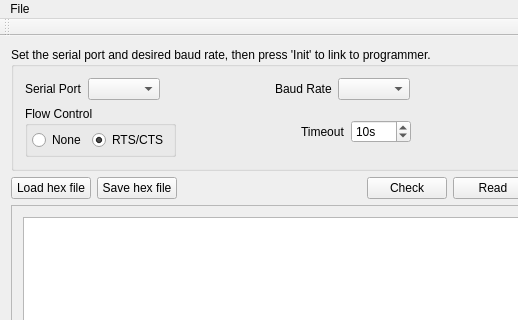
Before: the Qt Designer form guiMainWindow.ui in Keith969/eprom_prg, drawn with Qt 5; both pictures show x 0 to 518 and y 0 to 320 of the 716 by 557 pixel window.
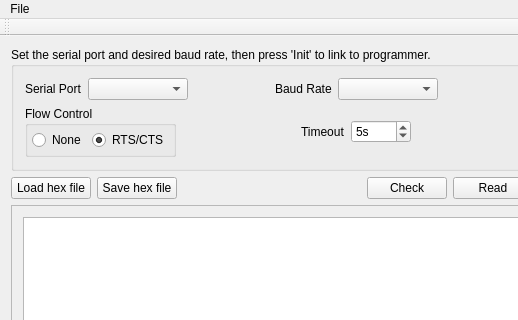
After: the same form once the commit is applied.

```diff
--- a/guiMainWindow.ui
+++ b/guiMainWindow.ui
@@ -34,6 +34,12 @@
            </item>
            <item>
             <widget class="QComboBox" name="serialPort">
+             <property name="minimumSize">
+              <size>
+               <width>100</width>
+               <height>0</height>
+              </size>
+             </property>
              <property name="toolTip">
               <string>The serial port to use.</string>
              </property>
@@ -61,6 +67,12 @@
            </item>
            <item>
             <widget class="QComboBox" name="baudRate">
+             <property name="minimumSize">
+              <size>
+               <width>100</width>
+               <height>0</height>
+              </size>
+             </property>
              <property name="toolTip">
               <string>The desired baud rate.</string>
              </property>
@@ -182,7 +194,7 @@
               <number>1000</number>
              </property>
              <property name="value">
-              <number>10</number>
+              <number>5</number>
              </property>
             </widget>
            </item>
```
Left out of the diff: 9 changed lines with no effect on the pictures.
